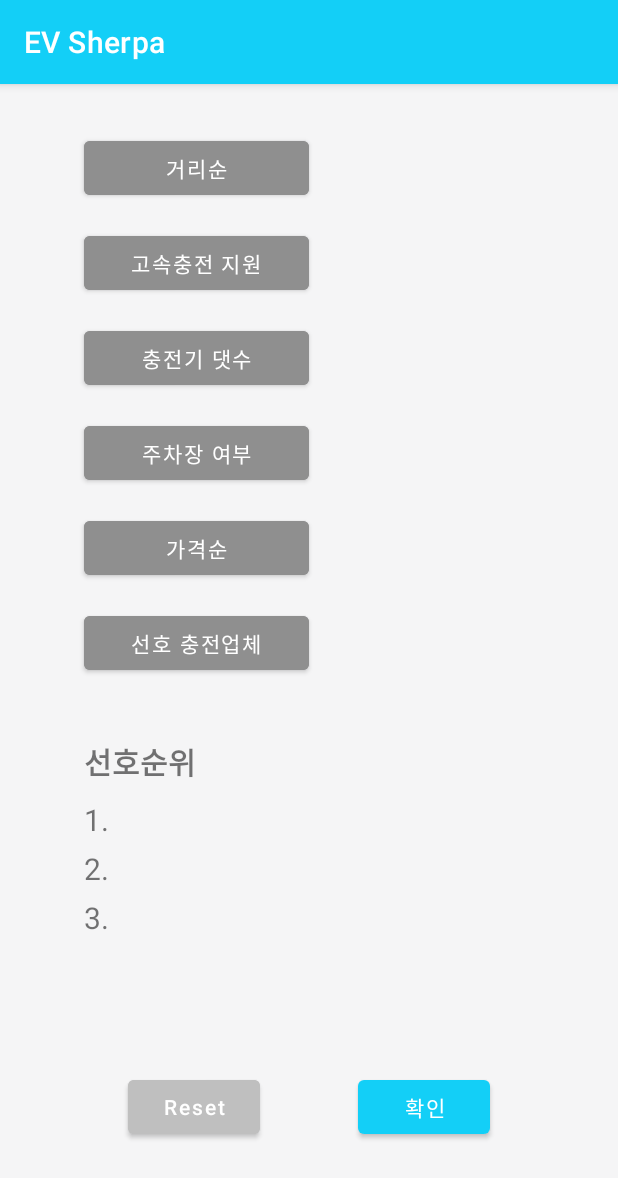
After one commit to rlacksals96/EV-Sherpa, an Android app: the PreferenceRegistrationActivity screen opened directly, with no data from a screen before it, on a phone screen of 412 x 824 dp. The commit adds this screen. Shown: the top 1178 px of the screen. Run offline under Robolectric (Android 15) with nearby library versions, the phone set to English and light mode, and no system bars; Roboto replaces fonts that are not available here.

Commit message:
add:preference rank page..need to fix->chk commit note
이미 카운트는 3이 넘었는데도 if-else문 반영 안되서 클릭이 활성화되는 문제가 있음.

```diff
--- a/app/src/main/AndroidManifest.xml
+++ b/app/src/main/AndroidManifest.xml
@@ -9,7 +9,8 @@
         android:roundIcon="@mipmap/ic_launcher_round"
         android:supportsRtl="true"
         android:theme="@style/Theme.EVSherpa">
-        <activity android:name=".ui.setting.SettingActivity"></activity>
+        <activity android:name=".PreferenceRegistrationActivity"></activity>
+        <activity android:name=".ui.setting.SettingActivity" />
         <activity android:name=".ui.profile.ProfileActivity" />
         <activity android:name=".ui.home.HomeActivity" />
         <activity android:name=".CarRegistrationActivity" />
--- /dev/null
+++ b/app/src/main/java/com/example/evsherpa/PreferenceRegistrationActivity.java
@@ -0,0 +1,236 @@
+package com.example.evsherpa;
+
+import androidx.appcompat.app.AppCompatActivity;
+
+import android.annotation.SuppressLint;
+import android.content.Intent;
+import android.graphics.Color;
+import android.graphics.ColorSpace;
+import android.os.Bundle;
+import android.view.MotionEvent;
+import android.view.View;
+import android.widget.Button;
+import android.widget.TextView;
+import android.widget.Toast;
+
+public class PreferenceRegistrationActivity extends AppCompatActivity {
+
+    private Button btn_distance,btn_fast_charge,btn_num_of_charger,btn_is_parking_lot,btn_price,btn_company;
+    private Button btn_preference_reset,btn_preference_confirm;
+    private boolean distance_clicked,fast_charge_clicked,num_of_charger_clicked,is_parking_lot_clicked,
+    price_clicked,company_clicked;
+    private TextView []txt_preference;
+    private int selected_cnt;
+    @SuppressLint("ClickableViewAccessibility")
+    @Override
+    protected void onCreate(Bundle savedInstanceState) {
+        super.onCreate(savedInstanceState);
+        setContentView(R.layout.activity_preference_registration);
+        init(); //button mapping
+        setClickListener(); // set buttons' listner
+    }
+
+    public void setRankText(String str){
+
+        if(selected_cnt>3) {
+            Toast.makeText(PreferenceRegistrationActivity.this,"우선순위는 최대 3개까지 등록 가능합니다",Toast.LENGTH_SHORT).show();
+            return;
+        }
+        txt_preference[selected_cnt].setText(new StringBuilder()
+                .append(selected_cnt)
+                .append(". ")
+                .append(str).toString());
+    }
+    private void setClickListener(){
+        btn_distance.setOnClickListener(new View.OnClickListener() {
+            @Override
+            public void onClick(View v) {
+                if(distance_clicked){
+                    Toast.makeText(PreferenceRegistrationActivity.this,"이미 선택했습니다",Toast.LENGTH_SHORT).show();
+                }
+                else{
+                    if(selected_cnt>3){
+                        Toast.makeText(PreferenceRegistrationActivity.this,"우선순위는 최대 3개까지 등록 가능합니다",Toast.LENGTH_SHORT).show();
+
+                    }else {
+                        btn_distance.setBackgroundColor(Color.GREEN);
+                        selected_cnt++;
+                        setRankText("거리순");
+                        distance_clicked=true;
+
+                    }
+
+                }
+            }
+        });
+        btn_fast_charge.setOnClickListener(new View.OnClickListener() {
+            @Override
+            public void onClick(View v) {
+                if(fast_charge_clicked){
+                    Toast.makeText(PreferenceRegistrationActivity.this,"이미 선택했습니다",Toast.LENGTH_SHORT).show();
+
+                }
+                else{
+                    if(selected_cnt>3){
+                        Toast.makeText(PreferenceRegistrationActivity.this,"우선순위는 최대 3개까지 등록 가능합니다",Toast.LENGTH_SHORT).show();
+
+                    }else{
+                        btn_fast_charge.setBackgroundColor(Color.GREEN);
+                        selected_cnt++;
+                        setRankText("고속 충전");
+                        fast_charge_clicked=true;
+
+                    }
+
+                }
+            }
+        });
+        btn_num_of_charger.setOnClickListener(new View.OnClickListener() {
+            @Override
+            public void onClick(View v) {
+                if(num_of_charger_clicked){
+                    Toast.makeText(PreferenceRegistrationActivity.this,"이미 선택했습니다",Toast.LENGTH_SHORT).show();
+
+
+                }
+                else{
+                    if(selected_cnt>3){
+                        Toast.makeText(PreferenceRegistrationActivity.this,"우선순위는 최대 3개까지 등록 가능합니다",Toast.LENGTH_SHORT).show();
+
+                    }else{
+                        btn_num_of_charger.setBackgroundColor(Color.GREEN);
+                        selected_cnt++;
+                        setRankText("충전기 댓수");
+                        num_of_charger_clicked=true;
+
+                    }
+
+                }
+            }
+        });
+        btn_is_parking_lot.setOnClickListener(new View.OnClickListener() {
+            @Override
+            public void onClick(View v) {
+                if(is_parking_lot_clicked){
+                    Toast.makeText(PreferenceRegistrationActivity.this,"이미 선택했습니다",Toast.LENGTH_SHORT).show();
+
+
+                }else{
+                    if(selected_cnt>3){
+                        Toast.makeText(PreferenceRegistrationActivity.this,"우선순위는 최대 3개까지 등록 가능합니다",Toast.LENGTH_SHORT).show();
+
+                    }else{
+                        btn_is_parking_lot.setBackgroundColor(Color.GREEN);
+                        selected_cnt++;
+                        setRankText("주차장 여부");
+                        is_parking_lot_clicked=true;
+
+                    }
+
+                }
+            }
+        });
+        btn_price.setOnClickListener(new View.OnClickListener() {
+            @Override
+            public void onClick(View v) {
+                if(price_clicked){
+                    Toast.makeText(PreferenceRegistrationActivity.this,"이미 선택했습니다",Toast.LENGTH_SHORT).show();
+
+
+                }else{
+                    if(selected_cnt>3){
+                        Toast.makeText(PreferenceRegistrationActivity.this,"우선순위는 최대 3개까지 등록 가능합니다",Toast.LENGTH_SHORT).show();
+
+                    }else {
+                        btn_price.setBackgroundColor(Color.GREEN);
+                        selected_cnt++;
+                        setRankText("가격순");
+                        price_clicked=true;
+
+                    }
+                }
+            }
+        });
+        btn_company.setOnClickListener(new View.OnClickListener() {
+            @Override
+            public void onClick(View v) {
+                if(company_clicked){
+                    Toast.makeText(PreferenceRegistrationActivity.this,"이미 선택했습니다",Toast.LENGTH_SHORT).show();
+
+
+                }else {
+                    if(selected_cnt>3){
+                        Toast.makeText(PreferenceRegistrationActivity.this,"우선순위는 최대 3개까지 등록 가능합니다",Toast.LENGTH_SHORT).show();
+
+                    }else {
+                        btn_company.setBackgroundColor(Color.GREEN);
+                        selected_cnt++;
+                        setRankText("선호업체");
+                        company_clicked=true;
+
+                    }
+                }
+            }
+
+        });
+        btn_preference_reset.setOnClickListener(new View.OnClickListener() {
+            @Override
+            public void onClick(View v) {
+                distance_clicked=false;
+                fast_charge_clicked=false;
+                num_of_charger_clicked=false;
+                is_parking_lot_clicked=false;
+                price_clicked=false;
+                company_clicked=false;
+
+                btn_distance.setBackgroundColor(Color.GRAY);
+                btn_fast_charge.setBackgroundColor(Color.GRAY);
+                btn_num_of_charger.setBackgroundColor(Color.GRAY);
+                btn_is_parking_lot.setBackgroundColor(Color.GRAY);
+                btn_price.setBackgroundColor(Color.GRAY);
+                btn_company.setBackgroundColor(Color.GRAY);
+
+                for(int i=1;i<=3;i++){
+                    txt_preference[i].setText(i+". ");
+                }
+                selected_cnt=0;
+            }
+        });
+        btn_preference_confirm.setOnClickListener(new View.OnClickListener() {
+            @Override
+            public void onClick(View v) {
+                Toast.makeText(PreferenceRegistrationActivity.this,"confirm clicked",Toast.LENGTH_SHORT).show();
+                //서버 연결되면 전송할수 있게 처리할것..
+                Intent intent=new Intent(PreferenceRegistrationActivity.this,MainActivity.class);
+                startActivity(intent);
+            }
+        });
+    }
+    private void init(){
+        btn_distance=findViewById(R.id.btn_distance);
+        btn_fast_charge=findViewById(R.id.btn_fast_charge);
+        btn_num_of_charger=findViewById(R.id.btn_num_of_charger);
+        btn_is_parking_lot=findViewById(R.id.btn_is_parking_lot);
+        btn_price=findViewById(R.id.btn_price);
+        btn_company=findViewById(R.id.btn_company);
+
+        distance_clicked=false;
+        fast_charge_clicked=false;
+        num_of_charger_clicked=false;
+        is_parking_lot_clicked=false;
+        price_clicked=false;
+        company_clicked=false;
+
+        btn_preference_reset=findViewById(R.id.btn_preference_reset);
+        btn_preference_confirm=findViewById(R.id.btn_preference_confirm);
+
+        selected_cnt=0;
+
+        txt_preference=new TextView[4];
+        txt_preference[1]=findViewById(R.id.txt_preference_first);
+        txt_preference[2]=findViewById(R.id.txt_preference_second);
+        txt_preference[3]=findViewById(R.id.txt_preference_third);
+
+
+    }
+}
--- /dev/null
+++ b/app/src/main/res/layout/activity_preference_registration.xml
@@ -0,0 +1,147 @@
+<?xml version="1.0" encoding="utf-8"?>
+<androidx.constraintlayout.widget.ConstraintLayout xmlns:android="http://schemas.android.com/apk/res/android"
+    xmlns:app="http://schemas.android.com/apk/res-auto"
+    xmlns:tools="http://schemas.android.com/tools"
+    android:layout_width="match_parent"
+    android:layout_height="match_parent"
+    android:background="@color/gray_200"
+    tools:context=".PreferenceRegistrationActivity">
+
+    <Button
+        android:id="@+id/btn_distance"
+        android:layout_width="150dp"
+        android:layout_height="wrap_content"
+        android:layout_marginTop="32dp"
+        android:backgroundTint="@color/gray_700"
+        android:text="@string/preference_distance"
+        app:layout_constraintStart_toStartOf="@+id/guideline2"
+        app:layout_constraintTop_toTopOf="parent" />
+
+    <Button
+        android:id="@+id/btn_fast_charge"
+        android:layout_width="150dp"
+        android:layout_height="wrap_content"
+        android:layout_marginTop="15dp"
+        android:backgroundTint="@color/gray_700"
+        android:text="@string/preference_fast_charge"
+        app:layout_constraintStart_toStartOf="@+id/guideline2"
+        app:layout_constraintTop_toBottomOf="@+id/btn_distance" />
+
+    <Button
+        android:id="@+id/btn_num_of_charger"
+        android:layout_width="150dp"
+        android:layout_height="wrap_content"
+        android:layout_marginTop="15dp"
+        android:backgroundTint="@color/gray_700"
+        android:text="@string/preference_num_of_charger"
+        app:layout_constraintStart_toStartOf="@+id/guideline2"
+        app:layout_constraintTop_toBottomOf="@+id/btn_fast_charge" />
+
+    <Button
+        android:id="@+id/btn_is_parking_lot"
+        android:layout_width="150dp"
+        android:layout_height="wrap_content"
+        android:layout_marginTop="15dp"
+        android:backgroundTint="@color/gray_700"
+        android:text="@string/preference_is_parking_lot"
+        app:layout_constraintStart_toStartOf="@+id/guideline2"
+        app:layout_constraintTop_toBottomOf="@+id/btn_num_of_charger" />
+
+    <Button
+        android:id="@+id/btn_price"
+        android:layout_width="150dp"
+        android:layout_height="wrap_content"
+        android:layout_marginTop="15dp"
+        android:backgroundTint="@color/gray_700"
+        android:text="@string/preference_price"
+        app:layout_constraintStart_toStartOf="@+id/guideline2"
+        app:layout_constraintTop_toBottomOf="@+id/btn_is_parking_lot" />
+
+    <Button
+        android:id="@+id/btn_company"
+        android:layout_width="150dp"
+        android:layout_height="wrap_content"
+        android:layout_marginTop="15dp"
+        android:backgroundTint="@color/gray_700"
+        android:text="@string/preference_company"
+        app:layout_constraintStart_toStartOf="@+id/guideline2"
+        app:layout_constraintTop_toBottomOf="@+id/btn_price" />
+
+
+    <androidx.constraintlayout.widget.Guideline
+        android:id="@+id/guideline2"
+        android:layout_width="wrap_content"
+        android:layout_height="wrap_content"
+        android:orientation="vertical"
+        app:layout_constraintGuide_begin="56dp" />
+
+    <TextView
+        android:id="@+id/txt_title_preference_result"
+        android:layout_width="wrap_content"
+        android:layout_height="wrap_content"
+        android:layout_marginTop="40dp"
+        android:text="@string/preference_rank"
+        android:textSize="20dp"
+        android:textStyle="bold"
+        app:layout_constraintStart_toStartOf="@+id/guideline2"
+        app:layout_constraintTop_toBottomOf="@+id/btn_company" />
+
+    <TextView
+        android:id="@+id/txt_preference_first"
+        android:layout_width="wrap_content"
+        android:layout_height="wrap_content"
+        android:layout_marginTop="10dp"
+        android:text="1. "
+        android:textSize="20dp"
+        app:layout_constraintStart_toStartOf="@+id/guideline2"
+        app:layout_constraintTop_toBottomOf="@+id/txt_title_preference_result" />
+
+    <TextView
+        android:id="@+id/txt_preference_second"
+        android:layout_width="wrap_content"
+        android:layout_height="wrap_content"
+        android:layout_marginTop="5dp"
+        android:text="2. "
+
+        android:textSize="20dp"
+        app:layout_constraintStart_toStartOf="@+id/guideline2"
+        app:layout_constraintTop_toBottomOf="@+id/txt_preference_first" />
+
+    <TextView
+        android:id="@+id/txt_preference_third"
+        android:layout_width="wrap_content"
+        android:layout_height="wrap_content"
+        android:layout_marginTop="5dp"
+        android:text="3. "
+        android:textSize="20dp"
+        app:layout_constraintStart_toStartOf="@+id/guideline2"
+        app:layout_constraintTop_toBottomOf="@+id/txt_preference_second" />
+
+    <Button
+        android:id="@+id/btn_preference_confirm"
+        android:layout_width="wrap_content"
+        android:layout_height="wrap_content"
+        android:layout_marginEnd="85dp"
+        android:text="@string/confirm"
+        app:layout_constraintBottom_toTopOf="@+id/guideline3"
+        app:layout_constraintEnd_toEndOf="parent" />
+
+    <Button
+        android:id="@+id/btn_preference_reset"
+        android:layout_width="wrap_content"
+        android:layout_height="wrap_content"
+        android:layout_marginStart="85dp"
+        android:text="Reset"
+        android:backgroundTint="@color/gray_500"
+        android:textAllCaps="false"
+        app:layout_constraintBottom_toTopOf="@+id/guideline3"
+        app:layout_constraintStart_toStartOf="parent"
+        app:layout_constraintTop_toTopOf="@+id/button8" />
+
+    <androidx.constraintlayout.widget.Guideline
+        android:id="@+id/guideline3"
+        android:layout_width="wrap_content"
+        android:layout_height="wrap_content"
+        android:orientation="horizontal"
+        app:layout_constraintGuide_end="62dp" />
+</androidx.constraintlayout.widget.ConstraintLayout>
--- a/app/src/main/res/values/colors.xml
+++ b/app/src/main/res/values/colors.xml
@@ -12,6 +12,7 @@
     <color name="sky_blue_500">#13cff7</color>
     <color name="sky_blue_700">#009ec4</color>
     <color name="gray_700">#8F8F8F</color>
+    <color name="gray_500">#bfbfbf</color>
     <color name="gray_200">#f5f5f6</color>
 
     <color name="yellow_kakao">#ffe812</color>
--- a/app/src/main/res/values/strings.xml
+++ b/app/src/main/res/values/strings.xml
@@ -23,10 +23,12 @@
     <string name="login_failed">"Login failed"</string>
 
 
+
     <string name="sign_up">sign up</string>
     <string name="sign_up_normal">일반 회원가입</string>
     <string name="sign_up_google">Google로 로그인하기</string>
     <string name="sign_up_kakao">Kakao로 로그인하기</string>
+    <string name="sign_up_confirm">Sign Up</string>
 
     <string name="input_email">email을 입력하세요</string>
     <string name="input_nickname">nickname을 입력하세요</string>
@@ -35,9 +37,18 @@
 
     <string name="notice_email_format">email형식이 맞는지 확인해주세요</string>
     <string name="notice_password_match">password가 일치하지 않습니다</string>
-    <string name="sign_up_confirm">Sign Up</string>
 
     <string name="car_company_name">제조사</string>
     <string name="car_model">차량명</string>
     <string name="car_battery_type">배터리 타입</string>
+
+    <string name="confirm">확인</string>
+
+    <string name="preference_rank">선호순위</string>
+    <string name="preference_distance">거리순</string>
+    <string name="preference_fast_charge">고속충전 지원</string>
+    <string name="preference_num_of_charger">충전기 댓수</string>
+    <string name="preference_is_parking_lot">주차장 여부</string>
+    <string name="preference_price">가격순</string>
+    <string name="preference_company">선호 충전업체</string>
 </resources>
```
Also changed, not shown: app/src/main/java/com/example/evsherpa/CarRegistrationActivity.java (+12 -0 lines), app/src/main/res/values/arrays.xml (+18 -0 lines).
